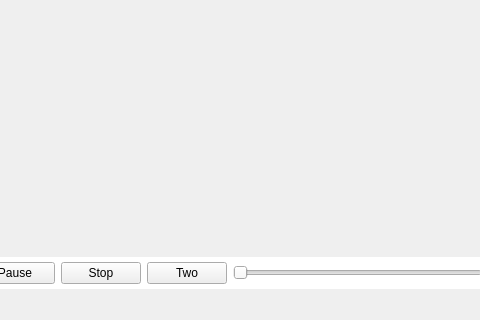
Above: mainwindow.ui from billhj/qffmpegplayer before the change; both pictures show x 215 to 695 and y 220 to 540 of the 832 by 540 pixel window. Below: the same form after it.
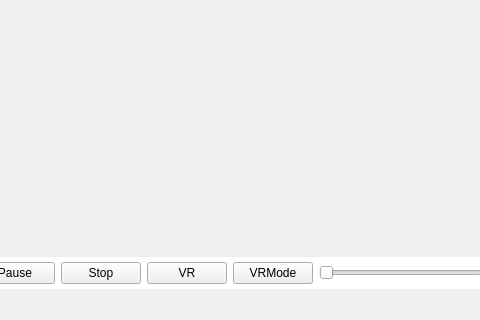
That is the form after the change.

```diff
--- a/mainwindow.ui
+++ b/mainwindow.ui
@@ -87,7 +87,14 @@
        <item>
         <widget class="QPushButton" name="pushButton_two">
          <property name="text">
-          <string>Two</string>
+          <string>VR</string>
+         </property>
+        </widget>
+       </item>
+       <item>
+        <widget class="QPushButton" name="pushButton_VRMode">
+         <property name="text">
+          <string>VRMode</string>
          </property>
         </widget>
        </item>
```
Left out of the diff: 11 changed lines with no effect on the pictures.
